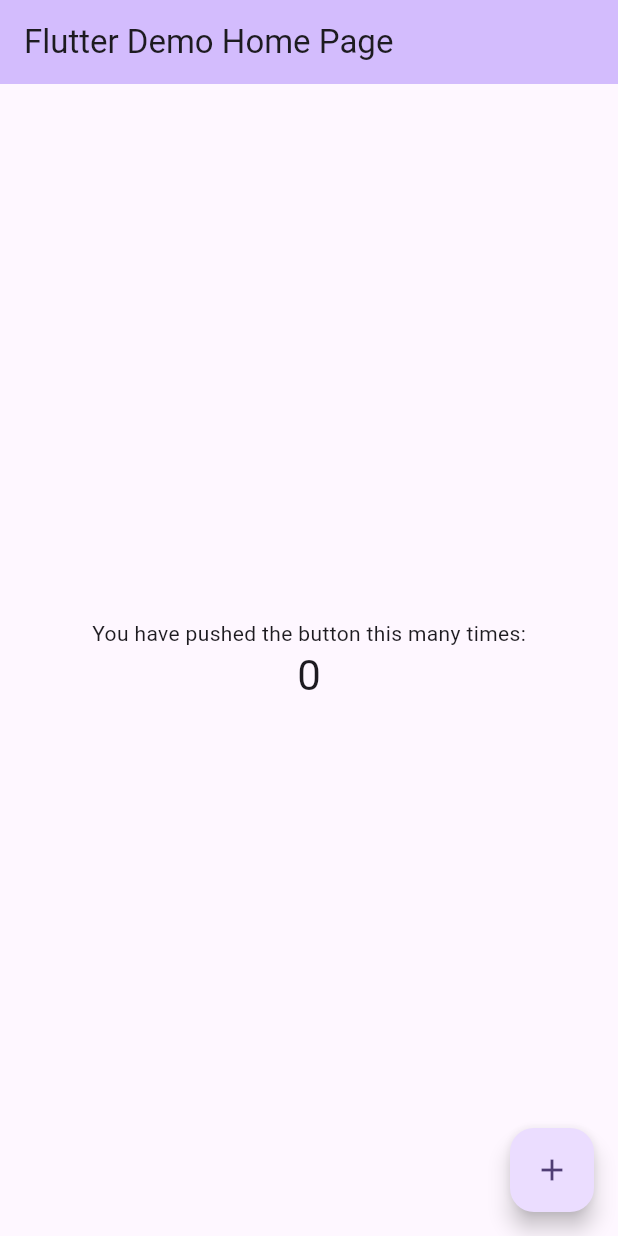
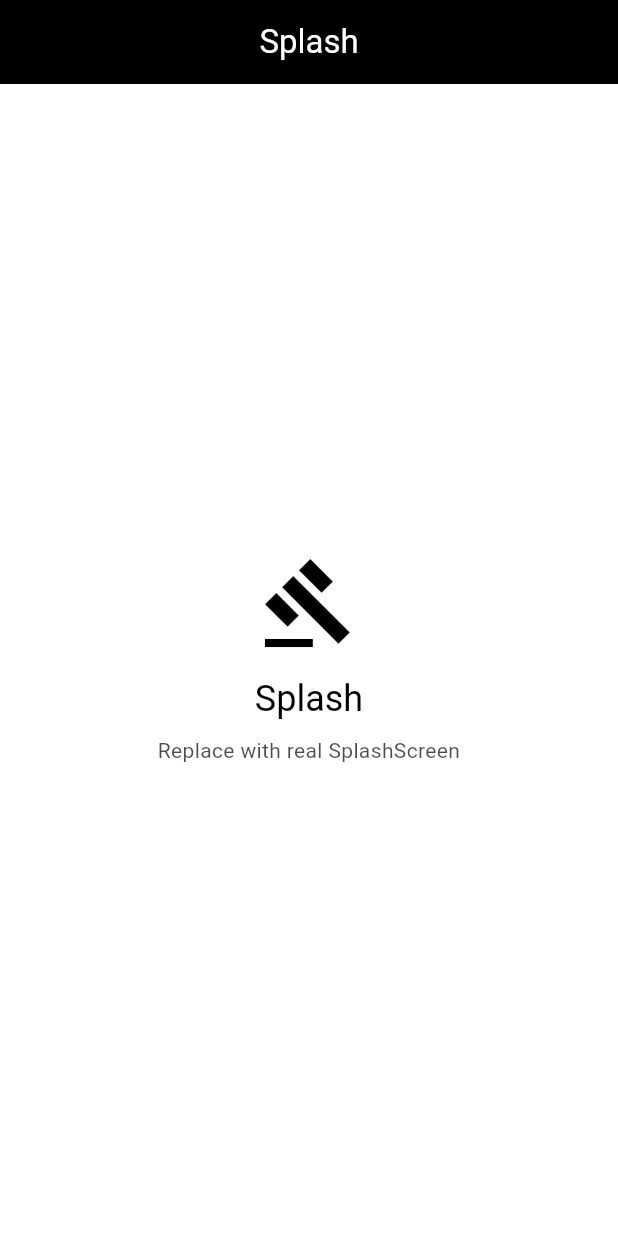
Before and after one commit to Ap00rvx/Nyay.ai, a Flutter app: the screen it shows after launch, on a phone screen of 412 x 824 dp. Run offline on Flutter 3.47's test engine with Material 3 defaults, Android fonts, the phone set to English and light mode, and no system bars; our stand-ins replace dio, fpdart, go_router, pretty_dio_logger.

Commit message:
core init

```diff
--- /dev/null
+++ b/lib/core/router/app_router.dart
@@ -0,0 +1,92 @@
+import 'package:flutter/material.dart';
+import 'package:go_router/go_router.dart';
+
+class AppRouter {
+  AppRouter._internal();
+  static final AppRouter _instance = AppRouter._internal();
+  static AppRouter get instance => _instance;
+
+  static final GlobalKey<NavigatorState> rootNavigatorKey =
+      GlobalKey<NavigatorState>(debugLabel: 'root');
+
+  // Replace these placeholders with real screens later.
+  static const String splashRoute = '/';
+  static const String homeRoute = '/home';
+  static const String loginRoute = '/login';
+
+  final GoRouter router = GoRouter(
+    navigatorKey: rootNavigatorKey,
+    initialLocation: splashRoute,
+    routes: <RouteBase>[
+      GoRoute(
+        path: splashRoute,
+        name: 'splash',
+        builder: (context, state) => const _PlaceholderPage(
+          title: 'Splash',
+          subtitle: 'Replace with real SplashScreen',
+          icon: Icons.gavel_outlined,
+        ),
+      ),
+      GoRoute(
+        path: homeRoute,
+        name: 'home',
+        builder: (context, state) => const _PlaceholderPage(
+          title: 'Home',
+          subtitle: 'Replace with real HomeScreen',
+          icon: Icons.home_outlined,
+        ),
+      ),
+      GoRoute(
+        path: loginRoute,
+        name: 'login',
+        builder: (context, state) => const _PlaceholderPage(
+          title: 'Login',
+          subtitle: 'Replace with real LoginScreen',
+          icon: Icons.lock_outline,
+        ),
+      ),
+    ],
+  );
+}
+
+
+class _PlaceholderPage extends StatelessWidget {
+  const _PlaceholderPage({
+    required this.title,
+    required this.subtitle,
+    required this.icon,
+  });
+
+  final String title;
+  final String subtitle;
+  final IconData icon;
+
+  @override
+  Widget build(BuildContext context) {
+    final theme = Theme.of(context);
+    return Scaffold(
+      appBar: AppBar(title: Text(title)),
+      body: Center(
+        child: Padding(
+          padding: const EdgeInsets.all(24.0),
+          child: Column(
+            mainAxisSize: MainAxisSize.min,
+            children: [
+              Icon(icon, size: 64, color: theme.colorScheme.primary),
+              const SizedBox(height: 16),
+              Text(title, style: theme.textTheme.headlineSmall),
+              const SizedBox(height: 8),
+              Text(
+                subtitle,
+                style: theme.textTheme.bodyMedium?.copyWith(
+                  color: theme.colorScheme.onBackground.withOpacity(0.7),
+                ),
+                textAlign: TextAlign.center,
+              ),
+            ],
+          ),
+        ),
+      ),
+    );
+  }
+}
--- /dev/null
+++ b/lib/core/theme/app_theme.dart
@@ -0,0 +1,125 @@
+import 'package:flutter/material.dart';
+
+class AppTheme {
+  const AppTheme._();
+
+  static ThemeData get light {
+    const primary = Colors.black; // black accents (ties, coats)
+    const background = Colors.white; // white surfaces (shirts, paper)
+    const surface = Colors.white;
+    const secondary = Color(0xFF2F2F2F); // dark grey for subtle elements
+
+    final colorScheme = const ColorScheme(
+      brightness: Brightness.light,
+      primary: primary,
+      onPrimary: Colors.white,
+      secondary: secondary,
+      onSecondary: Colors.white,
+      error: Colors.red,
+      onError: Colors.white,
+      background: background,
+      onBackground: Colors.black,
+      surface: surface,
+      onSurface: Colors.black,
+    );
+
+    return ThemeData(
+      useMaterial3: true,
+      colorScheme: colorScheme,
+      scaffoldBackgroundColor: background,
+      appBarTheme: const AppBarTheme(
+        backgroundColor: primary,
+        foregroundColor: Colors.white,
+        elevation: 0,
+        centerTitle: true,
+      ),
+      floatingActionButtonTheme: const FloatingActionButtonThemeData(
+        backgroundColor: primary,
+        foregroundColor: Colors.white,
+      ),
+      inputDecorationTheme: InputDecorationTheme(
+        filled: true,
+        fillColor: Colors.grey.shade50,
+        border: OutlineInputBorder(
+          borderRadius: BorderRadius.circular(12),
+          borderSide: const BorderSide(color: Color(0xFFE5E5E5)),
+        ),
+        enabledBorder: OutlineInputBorder(
+          borderRadius: BorderRadius.circular(12),
+          borderSide: const BorderSide(color: Color(0xFFE5E5E5)),
+        ),
+        focusedBorder: OutlineInputBorder(
+          borderRadius: BorderRadius.circular(12),
+          borderSide: const BorderSide(color: primary, width: 1.5),
+        ),
+      ),
+      dividerTheme: const DividerThemeData(color: Color(0xFFE5E5E5)),
+      listTileTheme: const ListTileThemeData(iconColor: primary),
+      textTheme: const TextTheme(
+        bodyLarge: TextStyle(color: Colors.black87),
+        bodyMedium: TextStyle(color: Colors.black87),
+        titleLarge: TextStyle(color: Colors.black),
+      ),
+    );
+  }
+
+  static ThemeData get dark {
+    const primary = Colors.white; // white accents on black backgrounds
+    const background = Colors.black;
+    const surface = Color(0xFF0F0F0F);
+    const secondary = Color(0xFFBDBDBD);
+
+    final colorScheme = const ColorScheme(
+      brightness: Brightness.dark,
+      primary: primary,
+      onPrimary: Colors.black,
+      secondary: secondary,
+      onSecondary: Colors.black,
+      error: Colors.red,
+      onError: Colors.white,
+      background: background,
+      onBackground: Colors.white,
+      surface: surface,
+      onSurface: Colors.white,
+    );
+
+    return ThemeData(
+      useMaterial3: true,
+      colorScheme: colorScheme,
+      scaffoldBackgroundColor: background,
+      appBarTheme: const AppBarTheme(
+        backgroundColor: Colors.black,
+        foregroundColor: Colors.white,
+        elevation: 0,
+        centerTitle: true,
+      ),
+      floatingActionButtonTheme: const FloatingActionButtonThemeData(
+        backgroundColor: Colors.white,
+        foregroundColor: Colors.black,
+      ),
+      inputDecorationTheme: InputDecorationTheme(
+        filled: true,
+        fillColor: const Color(0xFF1A1A1A),
+        border: OutlineInputBorder(
+          borderRadius: BorderRadius.circular(12),
+          borderSide: const BorderSide(color: Color(0xFF2A2A2A)),
+        ),
+        enabledBorder: OutlineInputBorder(
+          borderRadius: BorderRadius.circular(12),
+          borderSide: const BorderSide(color: Color(0xFF2A2A2A)),
+        ),
+        focusedBorder: OutlineInputBorder(
+          borderRadius: BorderRadius.circular(12),
+          borderSide: const BorderSide(color: primary, width: 1.5),
+        ),
+      ),
+      dividerTheme: const DividerThemeData(color: Color(0xFF2A2A2A)),
+      listTileTheme: const ListTileThemeData(iconColor: primary),
+      textTheme: const TextTheme(
+        bodyLarge: TextStyle(color: Colors.white70),
+        bodyMedium: TextStyle(color: Colors.white70),
+        titleLarge: TextStyle(color: Colors.white),
+      ),
+    );
+  }
+}
--- a/lib/main.dart
+++ b/lib/main.dart
@@ -1,4 +1,6 @@
 import 'package:flutter/material.dart';
+import 'package:nyay/core/router/app_router.dart';
+import 'package:nyay/core/theme/app_theme.dart';
 
 void main() {
   runApp(const MyApp());
@@ -7,116 +9,16 @@ void main() {
 class MyApp extends StatelessWidget {
   const MyApp({super.key});
 
-  // This widget is the root of your application.
   @override
   Widget build(BuildContext context) {
-    return MaterialApp(
-      title: 'Flutter Demo',
-      theme: ThemeData(
-        // This is the theme of your application.
-        //
-        // TRY THIS: Try running your application with "flutter run". You'll see
-        // the application has a purple toolbar. Then, without quitting the app,
-        // try changing the seedColor in the colorScheme below to Colors.green
-        // and then invoke "hot reload" (save your changes or press the "hot
-        // reload" button in a Flutter-supported IDE, or press "r" if you used
-        // the command line to start the app).
-        //
-        // Notice that the counter didn't reset back to zero; the application
-        // state is not lost during the reload. To reset the state, use hot
-        // restart instead.
-        //
-        // This works for code too, not just values: Most code changes can be
-        // tested with just a hot reload.
-        colorScheme: ColorScheme.fromSeed(seedColor: Colors.deepPurple),
-      ),
-      home: const MyHomePage(title: 'Flutter Demo Home Page'),
+    return MaterialApp.router(
+      title: 'Nyay.ai',
+      theme: AppTheme.light,
+      darkTheme: AppTheme.dark,
+      routerConfig: AppRouter.instance.router,
+      debugShowCheckedModeBanner: false,
     );
   }
 }
 
-class MyHomePage extends StatefulWidget {
-  const MyHomePage({super.key, required this.title});
-
-  // This widget is the home page of your application. It is stateful, meaning
-  // that it has a State object (defined below) that contains fields that affect
-  // how it looks.
-
-  // This class is the configuration for the state. It holds the values (in this
-  // case the title) provided by the parent (in this case the App widget) and
-  // used by the build method of the State. Fields in a Widget subclass are
-  // always marked "final".
-
-  final String title;
-
-  @override
-  State<MyHomePage> createState() => _MyHomePageState();
-}
-
-class _MyHomePageState extends State<MyHomePage> {
-  int _counter = 0;
-
-  void _incrementCounter() {
-    setState(() {
-      // This call to setState tells the Flutter framework that something has
-      // changed in this State, which causes it to rerun the build method below
-      // so that the display can reflect the updated values. If we changed
-      // _counter without calling setState(), then the build method would not be
-      // called again, and so nothing would appear to happen.
-      _counter++;
-    });
-  }
-
-  @override
-  Widget build(BuildContext context) {
-    // This method is rerun every time setState is called, for instance as done
-    // by the _incrementCounter method above.
-    //
-    // The Flutter framework has been optimized to make rerunning build methods
-    // fast, so that you can just rebuild anything that needs updating rather
-    // than having to individually change instances of widgets.
-    return Scaffold(
-      appBar: AppBar(
-        // TRY THIS: Try changing the color here to a specific color (to
-        // Colors.amber, perhaps?) and trigger a hot reload to see the AppBar
-        // change color while the other colors stay the same.
-        backgroundColor: Theme.of(context).colorScheme.inversePrimary,
-        // Here we take the value from the MyHomePage object that was created by
-        // the App.build method, and use it to set our appbar title.
-        title: Text(widget.title),
-      ),
-      body: Center(
-        // Center is a layout widget. It takes a single child and positions it
-        // in the middle of the parent.
-        child: Column(
-          // Column is also a layout widget. It takes a list of children and
-          // arranges them vertically. By default, it sizes itself to fit its
-          // children horizontally, and tries to be as tall as its parent.
-          //
-          // Column has various properties to control how it sizes itself and
-          // how it positions its children. Here we use mainAxisAlignment to
-          // center the children vertically; the main axis here is the vertical
-          // axis because Columns are vertical (the cross axis would be
-          // horizontal).
-          //
-          // TRY THIS: Invoke "debug painting" (choose the "Toggle Debug Paint"
-          // action in the IDE, or press "p" in the console), to see the
-          // wireframe for each widget.
-          mainAxisAlignment: MainAxisAlignment.center,
-          children: <Widget>[
-            const Text('You have pushed the button this many times:'),
-            Text(
-              '$_counter',
-              style: Theme.of(context).textTheme.headlineMedium,
-            ),
-          ],
-        ),
-      ),
-      floatingActionButton: FloatingActionButton(
-        onPressed: _incrementCounter,
-        tooltip: 'Increment',
-        child: const Icon(Icons.add),
-      ), // This trailing comma makes auto-formatting nicer for build methods.
-    );
-  }
-}
+// Removed the template counter page; routing now handled by GoRouter with placeholders.
```
Also changed, not shown: lib/core/exception/network_failure.dart (added, +70 -0 lines), lib/core/network/dio.dart (added, +266 -0 lines), pubspec.yaml (+7 -0 lines), pubspec.lock.
